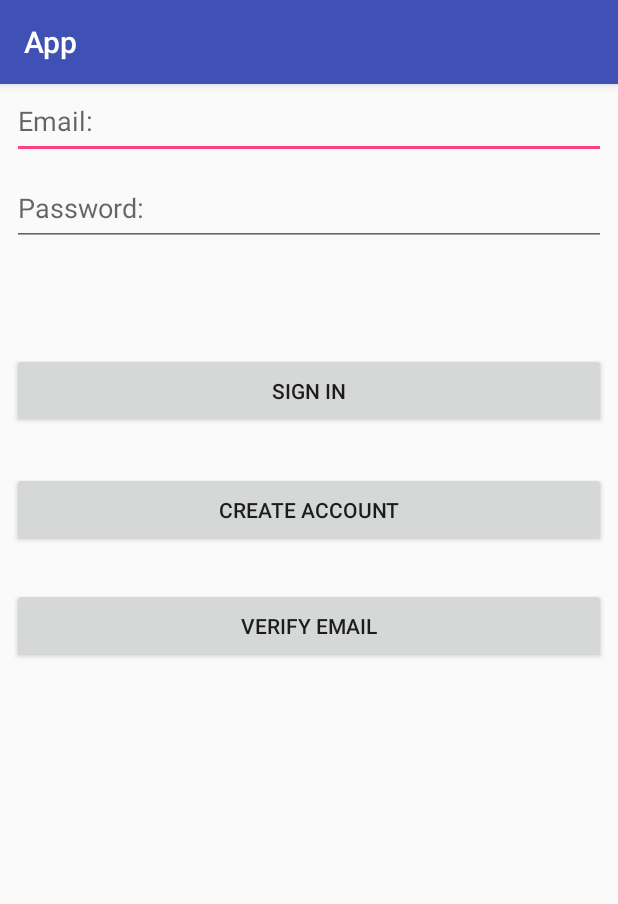
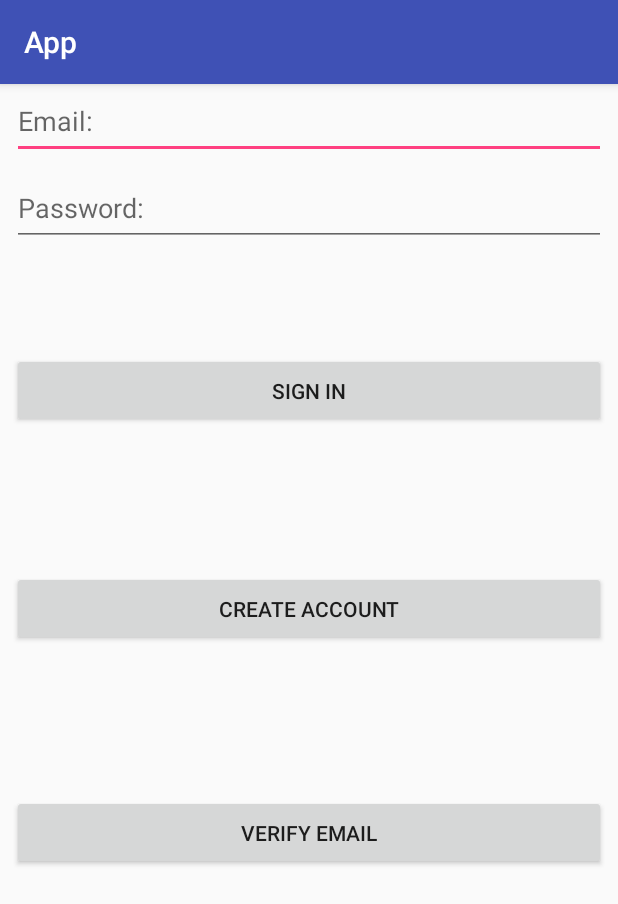
Before and after one commit to jw1857/unlock_android, an Android app: the screen it shows after launch (EmailPasswordActivity), on a phone screen of 412 x 824 dp. Shown: the top 904 px of the screen. Run offline under Robolectric (Android 15) with nearby library versions, the phone set to English and light mode, and no system bars; our stand-ins replace Firebase (no records; nobody signed in at launch, a user with empty details on screens opened directly).

Commit message:
created test branch - made arbitrary change to xml layout of emailPassword activity

```diff
--- a/app/src/main/res/layout/activity_email_password.xml
+++ b/app/src/main/res/layout/activity_email_password.xml
@@ -43,10 +43,10 @@
         android:text="Create account"
         app:layout_constraintBottom_toBottomOf="parent"
         app:layout_constraintEnd_toEndOf="parent"
-        app:layout_constraintHorizontal_bias="0.0"
+        app:layout_constraintHorizontal_bias="1.0"
         app:layout_constraintStart_toStartOf="parent"
         app:layout_constraintTop_toTopOf="parent"
-        app:layout_constraintVertical_bias="0.357" />
+        app:layout_constraintVertical_bias="0.451" />
 
     <Button
         android:id="@+id/signIn"
@@ -79,7 +79,7 @@
         app:layout_constraintHorizontal_bias="0.0"
         app:layout_constraintStart_toStartOf="parent"
         app:layout_constraintTop_toTopOf="parent"
-        app:layout_constraintVertical_bias="0.467" />
+        app:layout_constraintVertical_bias="0.664" />
 
     <TextView
         android:layout_width="match_parent"
```
